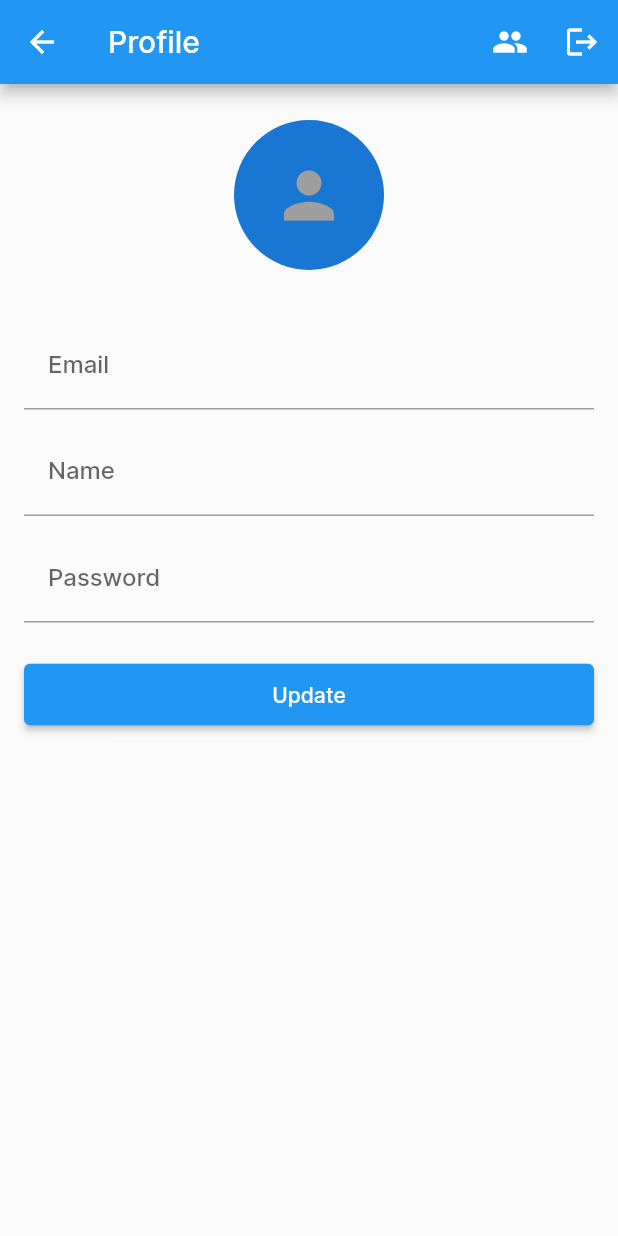
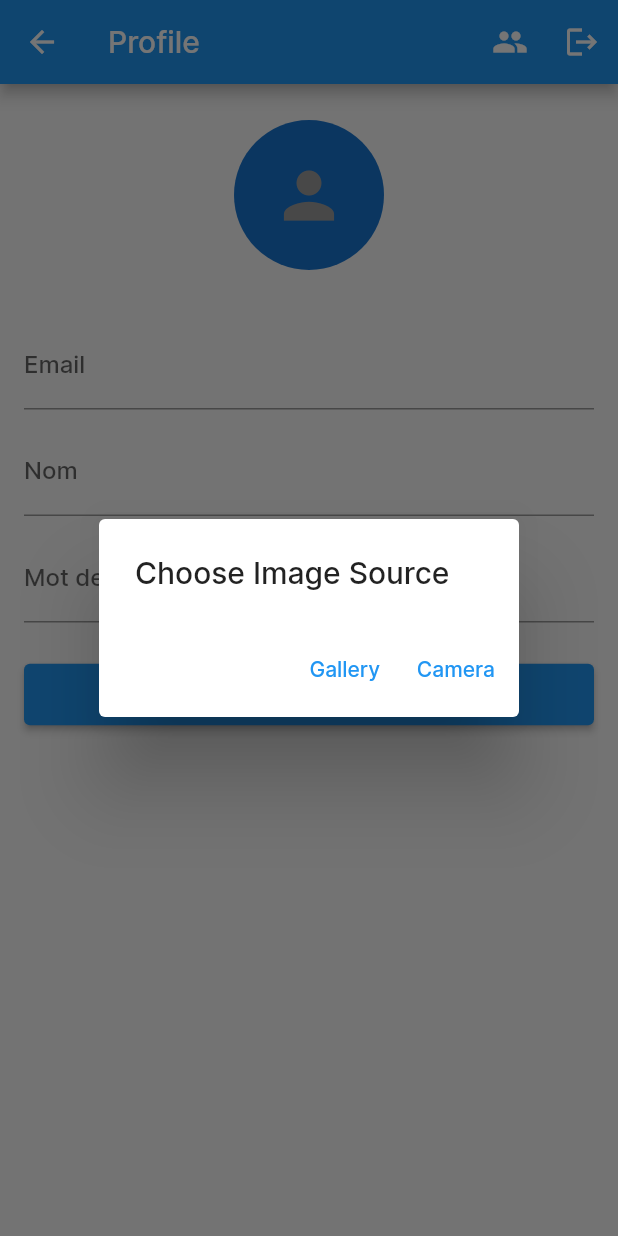
Before and after one commit to jordanNdjock/TPICT218-TODOAPP, a Flutter app: the ProfilePage screen opened directly, after a tap on the "person" icon, on a phone screen of 412 x 824 dp. Run offline on Flutter 3.47's test engine with Material 2 defaults, Android fonts, the phone set to English and light mode, and no system bars; our stand-ins replace cloud_firestore, firebase_auth, firebase_core, firebase_storage, flutter_riverpod, flutter_secure_storage and 5 more; missing offline and left inert: firebase_app_web; accounts and stored records are empty.

Commit message:
version utilisable

```diff
--- a/lib/pages/categories_page.dart
+++ b/lib/pages/categories_page.dart
@@ -6,7 +6,8 @@ import 'package:firebase_auth/firebase_auth.dart';
 
 
 final categoriesProvider = StreamProvider<List<Category>>((ref) {
-  return DatabaseService().streamCategories(DatabaseService().getCurrentUserID());
+  User? user = FirebaseAuth.instance.currentUser;
+  return DatabaseService().streamCategories(user!.email!);
 });
 
 
--- a/lib/pages/profile_page.dart
+++ b/lib/pages/profile_page.dart
@@ -1,75 +1,49 @@
-// import 'package:firebase_auth/firebase_auth.dart';
-// import 'package:flutter/material.dart';
-// import 'package:todo/pages/edit_profile_page.dart';
-// import 'package:todo/widget/appbar_widget.dart';
-// import 'package:todo/widget/button_widget.dart';
-// import 'package:todo/widget/numbers_widget.dart';
-// import 'package:todo/widget/profile_widget.dart';
-
-// class ProfilePage extends StatefulWidget {
-//   @override
-//   _ProfilePageState createState() => _ProfilePageState();
-// }
-
-// class _ProfilePageState extends State<ProfilePage> {
-//   @override
-//   Widget build(BuildContext context) {
-//      User? user = FirebaseAuth.instance.currentUser;
-//   String ? useremail = user!.email;
-
-//     return Scaffold(
-//       appBar: buildAppBar(context),
-//       body: ListView(
-//         physics: BouncingScrollPhysics(),
-//         children: [
-//           const SizedBox(height: 24),
-//           buildName(user),
-//           const SizedBox(height: 24),
-//           // Center(child: buildUpgradeButton()),
-//           const SizedBox(height: 24),
-//           NumbersWidget(),
-//           const SizedBox(height: 48),
-
-//         ],
-//       ),
-//     );
-//   }
-
-//   Widget buildName(User user) => Column(
-//         children: [
-//           Text(
-//             user.email!,
-//             style: TextStyle(fontWeight: FontWeight.bold, fontSize: 24),
-//           ),
-//           const SizedBox(height: 4),
-//           Text(
-//             user.uid,
-//             style: TextStyle(color: Colors.grey),
-//           )
-//         ],
-//       );
-
-
-// }
 
 import 'dart:io';
 
+import 'package:cloud_firestore/cloud_firestore.dart';
 import 'package:firebase_auth/firebase_auth.dart';
 import 'package:flutter/material.dart';
 import 'package:flutter_riverpod/flutter_riverpod.dart';
 import 'package:image_picker/image_picker.dart';
-import 'package:todo/pages/edit_profile_page.dart';
-import 'package:todo/widget/appbar_widget.dart';
-import 'package:todo/widget/button_widget.dart';
+// import 'package:todo/pages/edit_profile_page.dart';
+// import 'package:todo/widget/appbar_widget.dart';
+// import 'package:todo/widget/button_widget.dart';
 import 'package:todo/widget/numbers_widget.dart';
-import 'package:todo/widget/profile_widget.dart';
+import 'package:todo/services/database_services.dart';
+
+import 'log_in_page.dart';
+// import 'package:todo/widget/profile_widget.dart';
 
 final authProvider = Provider((_) => FirebaseAuth.instance.currentUser);
 
 class ProfilePage extends ConsumerWidget {
+
+ final TextEditingController _nameController = TextEditingController();
+ final TextEditingController _passwordController = TextEditingController();
+
+Future<void> updateUser(String? uid, String name, String password ) async {
+
+  DocumentReference userRef = DatabaseService().usersCollection.doc(uid);
+
+  // Créer un map contenant les données à mettre à jour
+  Map<String, dynamic> updatedData = {};
+  if (name.isNotEmpty) {
+    updatedData['nom'] = name;
+  }
+  if (password.isNotEmpty) {
+    updatedData['password'] = password;
+  }
+
+  await userRef.update(updatedData);
+}
+
+
+
+
   @override
   Widget build(BuildContext context, WidgetRef ref) {
-    final user = ref.watch(authProvider);
+    final user = FirebaseAuth.instance.currentUser;
     final userEmail = user?.email;
 
     return Scaffold(
@@ -87,7 +61,7 @@ class ProfilePage extends ConsumerWidget {
           SizedBox(height: 12),
           buildPasswordTextField(),
           SizedBox(height: 24),
-          buildUpdateButton(),
+          buildUpdateButton(userEmail,_nameController.text,_passwordController.text),
           SizedBox(height: 48),
           NumbersWidget(),
           SizedBox(height: 48),
@@ -109,51 +83,70 @@ class ProfilePage extends ConsumerWidget {
 
  Future<void> _pickImage(BuildContext context) async {
   final picker = ImagePicker();
-    final pickedFile = await picker.getImage(source: ImageSource.gallery);
+  final pickedImage = await showDialog<ImageSource>(
+    context: context,
+    builder: (context) => AlertDialog(
+      title: Text('Choose Image Source'),
+      actions: [
+        TextButton(
+          onPressed: () => Navigator.of(context).pop(ImageSource.gallery),
+          child: Text('Gallery'),
+        ),
+        TextButton(
+          onPressed: () => Navigator.of(context).pop(ImageSource.camera),
+          child: Text('Camera'),
+        ),
+      ],
+    ),
+  );
+
+  if (pickedImage != null) {
+    final pickedFile = await picker.getImage(source: pickedImage);
     if (pickedFile != null) {
       final File imageFile = File(pickedFile.path);
+
       // Implement the logic to upload the selected image
     }
   }
+}
+
 
   Widget buildEmailTextField(String? userEmail) {
     return TextFormField(
+                    readOnly: true,
                     initialValue: userEmail,
-      readOnly: true,
                     decoration: InputDecoration(
                       labelText: 'Email',
-        hintText: 'Enter your email',
-        contentPadding: EdgeInsets.symmetric(horizontal: 16, vertical: 12),
+                      hintText: "Entrez l'email de la tâche",
                     ),
                   );
   }
 
   Widget buildNameTextField(User? user) {
-    return TextFormField(
-      initialValue: user?.displayName,
+    return TextField(
+                    controller: _nameController,
                     decoration: InputDecoration(
-        labelText: 'Name',
-        hintText: 'Enter your name',
-        contentPadding: EdgeInsets.symmetric(horizontal: 16, vertical: 12),
+                      labelText: 'Nom',
+                      hintText: 'Entrez le nom de la tâche',
                     ),
                   );
   }
 
   Widget buildPasswordTextField() {
-    return TextFormField(
-      obscureText: true,
+    return TextField(
+                    controller: _passwordController,
                     decoration: InputDecoration(
-        labelText: 'Password',
-        hintText: 'Enter your password',
-        contentPadding: EdgeInsets.symmetric(horizontal: 16, vertical: 12),
+                      labelText: 'Mot de passe',
+                      hintText: 'Entrez le nom de la tâche',
                     ),
                   );
   }
 
-  Widget buildUpdateButton() {
+  Widget buildUpdateButton(String? userEmail, String name, String password) {
     return ElevatedButton(
-      onPressed: () {
+      onPressed: () async {
         // Implement the logic to update the user's profile
+        await updateUser(userEmail, name, password);
       },
       child: Padding(
         padding: EdgeInsets.symmetric(vertical: 12),
@@ -173,12 +166,19 @@ class ProfilePage extends ConsumerWidget {
           icon: Icon(Icons.people),
         ),
         IconButton(
-          onPressed: () {
+          onPressed: () async {
+            await FirebaseAuth.instance.signOut();
+            Navigator.push(
+                      context,
+                      MaterialPageRoute(
+                          builder: (context) =>  LogInPage()),
+                    );
             // Implement the logic to sign out the user
           },
           icon: Icon(Icons.logout),
         ),
       ],
     );
+
   }
 }
--- a/lib/services/database_services.dart
+++ b/lib/services/database_services.dart
@@ -14,6 +14,7 @@ class DatabaseService {
 
   CollectionReference todosCollection = FirebaseFirestore.instance.collection("Todo");
   CollectionReference usersCollection = FirebaseFirestore.instance.collection("users");
+
   Future<DocumentReference> createNewTodo({
     required String title,
     required String description,
```
Also changed, not shown: lib/pages/home_page.dart (+20 -15 lines), 1 other file. Lines whose indentation alone changed are shown as unchanged.
